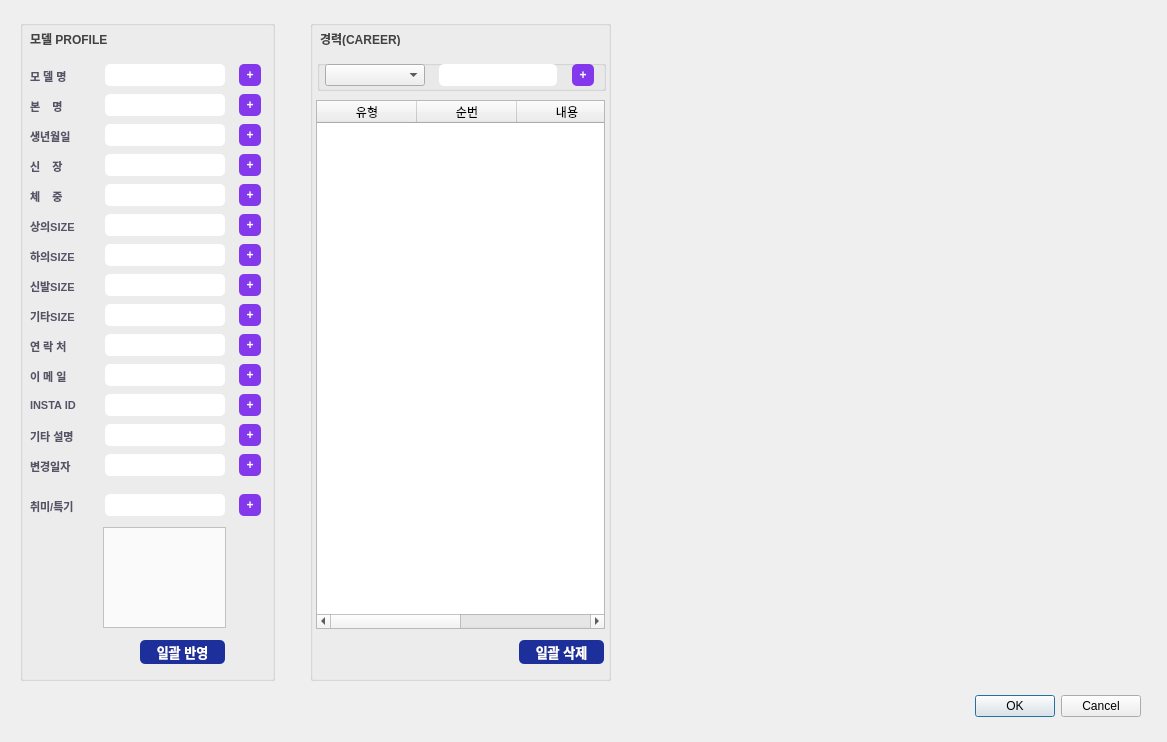
Before: the Qt Designer form model_manager/model_info_window.ui in ahns13/model_mng_program, drawn with Qt 5.
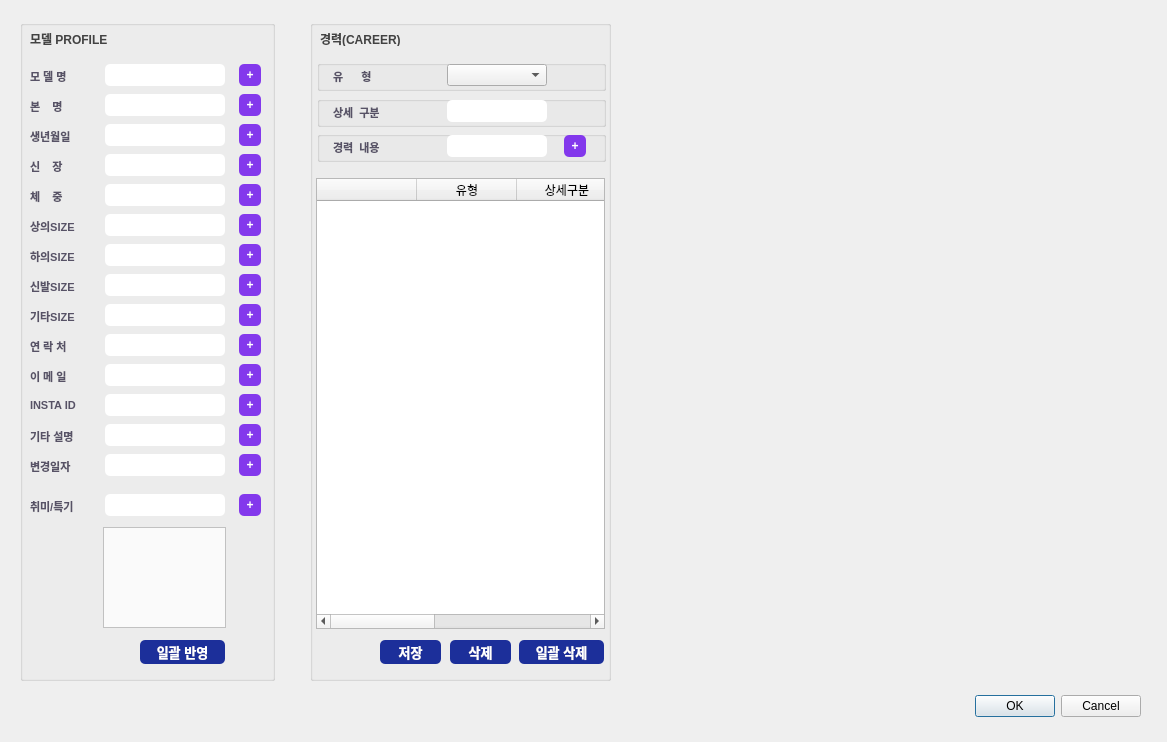
After: the same form once the commit is applied.

```diff
--- a/model_manager/model_info_window.ui
+++ b/model_manager/model_info_window.ui
@@ -1248,47 +1248,10 @@
     <property name="title">
      <string/>
     </property>
-    <widget class="QPushButton" name="btn_career_insert">
+    <widget class="QComboBox" name="comboBox_career_type">
      <property name="geometry">
       <rect>
-       <x>255</x>
-       <y>4</y>
-       <width>22</width>
-       <height>22</height>
-      </rect>
-     </property>
-     <property name="cursor">
-      <cursorShape>PointingHandCursor</cursorShape>
-     </property>
-     <property name="styleSheet">
-      <string notr="true">font-weight: bold;
-color: white;
-background-color: rgb(131, 56, 236);
-border-radius: 5px;
-cursor: pointer;</string>
-     </property>
-     <property name="text">
-      <string>+</string>
-     </property>
-    </widget>
-    <widget class="QLineEdit" name="lineEdit_career_insert">
-     <property name="geometry">
-      <rect>
-       <x>122</x>
-       <y>4</y>
-       <width>118</width>
-       <height>22</height>
-      </rect>
-     </property>
-     <property name="styleSheet">
-      <string notr="true">background-color: rgb(255, 255, 255);
-border-radius: 5px;</string>
-     </property>
-    </widget>
-    <widget class="QComboBox" name="comboBox_career_insert">
-     <property name="geometry">
-      <rect>
-       <x>8</x>
+       <x>130</x>
        <y>4</y>
        <width>100</width>
        <height>22</height>
@@ -1304,24 +1267,50 @@
       <bool>true</bool>
      </property>
     </widget>
+    <widget class="QLabel" name="label_career_type">
+     <property name="geometry">
+      <rect>
+       <x>16</x>
+       <y>8</y>
+       <width>71</width>
+       <height>16</height>
+      </rect>
+     </property>
+     <property name="styleSheet">
+      <string notr="true">border: none;</string>
+     </property>
+     <property name="text">
+      <string>&lt;html&gt;&lt;head/&gt;&lt;body&gt;&lt;p align=&quot;justify&quot;&gt;&lt;span style=&quot; font-size:8pt; font-weight:600; color:#575266;&quot;&gt;유&amp;nbsp;&amp;nbsp;&amp;nbsp;&amp;nbsp;&amp;nbsp;&amp;nbsp;형&lt;/span&gt;&lt;/p&gt;&lt;/body&gt;&lt;/html&gt;</string>
+     </property>
+    </widget>
    </widget>
    <widget class="QTableWidget" name="tableWidget_career">
     <property name="geometry">
      <rect>
       <x>6</x>
-      <y>80</y>
+      <y>158</y>
       <width>289</width>
-      <height>529</height>
+      <height>451</height>
      </rect>
     </property>
     <property name="editTriggers">
      <set>QAbstractItemView::CurrentChanged|QAbstractItemView::DoubleClicked</set>
     </property>
+    <column>
+     <property name="text">
+      <string/>
+     </property>
+    </column>
     <column>
      <property name="text">
       <string>유형</string>
      </property>
     </column>
+    <column>
+     <property name="text">
+      <string>상세구분</string>
+     </property>
+    </column>
     <column>
      <property name="text">
       <string>순번</string>
@@ -1332,11 +1321,169 @@
       <string>내용</string>
      </property>
     </column>
-    <column>
+   </widget>
+   <widget class="QGroupBox" name="groupBox_career_detail_gubun">
+    <property name="geometry">
+     <rect>
+      <x>7</x>
+      <y>76</y>
+      <width>289</width>
+      <height>31</height>
+     </rect>
+    </property>
+    <property name="styleSheet">
+     <string notr="true"/>
+    </property>
+    <property name="title">
+     <string/>
+    </property>
+    <widget class="QLabel" name="label_career_detail_gubun">
+     <property name="geometry">
+      <rect>
+       <x>16</x>
+       <y>8</y>
+       <width>71</width>
+       <height>16</height>
+      </rect>
+     </property>
+     <property name="styleSheet">
+      <string notr="true">border: none;</string>
+     </property>
      <property name="text">
-      <string>삭제</string>
+      <string>&lt;html&gt;&lt;head/&gt;&lt;body&gt;&lt;p align=&quot;justify&quot;&gt;&lt;span style=&quot; font-size:8pt; font-weight:600; color:#575266;&quot;&gt;상세&amp;nbsp;&amp;nbsp;구분&lt;/span&gt;&lt;/p&gt;&lt;/body&gt;&lt;/html&gt;</string>
      </property>
-    </column>
+    </widget>
+    <widget class="QLineEdit" name="lineEdit_career_detail_gubun">
+     <property name="geometry">
+      <rect>
+       <x>130</x>
+       <y>4</y>
+       <width>100</width>
+       <height>22</height>
+      </rect>
+     </property>
+     <property name="styleSheet">
+      <string notr="true">background-color: rgb(255, 255, 255);
+border-radius: 5px;</string>
+     </property>
+    </widget>
+   </widget>
+   <widget class="QGroupBox" name="groupBox_career_insert_item">
+    <property name="geometry">
+     <rect>
+      <x>7</x>
+      <y>111</y>
+      <width>289</width>
+      <height>31</height>
+     </rect>
+    </property>
+    <property name="styleSheet">
+     <string notr="true"/>
+    </property>
+    <property name="title">
+     <string/>
+    </property>
+    <widget class="QLabel" name="label_career_insert_item">
+     <property name="geometry">
+      <rect>
+       <x>16</x>
+       <y>8</y>
+       <width>71</width>
+       <height>16</height>
+      </rect>
+     </property>
+     <property name="styleSheet">
+      <string notr="true">border: none;</string>
+     </property>
+     <property name="text">
+      <string>&lt;html&gt;&lt;head/&gt;&lt;body&gt;&lt;p align=&quot;justify&quot;&gt;&lt;span style=&quot; font-size:8pt; font-weight:600; color:#575266;&quot;&gt;경력&amp;nbsp;&amp;nbsp;내용&lt;/span&gt;&lt;/p&gt;&lt;/body&gt;&lt;/html&gt;</string>
+     </property>
+    </widget>
+    <widget class="QPushButton" name="btn_career_insert">
+     <property name="geometry">
+      <rect>
+       <x>247</x>
+       <y>4</y>
+       <width>22</width>
+       <height>22</height>
+      </rect>
+     </property>
+     <property name="cursor">
+      <cursorShape>PointingHandCursor</cursorShape>
+     </property>
+     <property name="styleSheet">
+      <string notr="true">font-weight: bold;
+color: white;
+background-color: rgb(131, 56, 236);
+border-radius: 5px;
+cursor: pointer;</string>
+     </property>
+     <property name="text">
+      <string>+</string>
+     </property>
+    </widget>
+    <widget class="QLineEdit" name="lineEdit_career_insert_item">
+     <property name="geometry">
+      <rect>
+       <x>130</x>
+       <y>4</y>
+       <width>100</width>
+       <height>22</height>
+      </rect>
+     </property>
+     <property name="styleSheet">
+      <string notr="true">background-color: rgb(255, 255, 255);
+border-radius: 5px;</string>
+     </property>
+    </widget>
+   </widget>
+   <widget class="QPushButton" name="btn_career_update">
+    <property name="geometry">
+     <rect>
+      <x>70</x>
+      <y>620</y>
+      <width>61</width>
+      <height>24</height>
+     </rect>
+    </property>
+    <property name="cursor">
+     <cursorShape>PointingHandCursor</cursorShape>
+    </property>
+    <property name="styleSheet">
+     <string notr="true">font: 13px;
+font-weight: bold;
+background-color: rgb(28, 47, 154);
+color: white;
+border-radius: 5px;
+cursor: pointer;</string>
+    </property>
+    <property name="text">
+     <string>저장</string>
+    </property>
+   </widget>
+   <widget class="QPushButton" name="btn_career_delete">
+    <property name="geometry">
+     <rect>
+      <x>140</x>
+      <y>620</y>
+      <width>61</width>
+      <height>24</height>
+     </rect>
+    </property>
+    <property name="cursor">
+     <cursorShape>PointingHandCursor</cursorShape>
+    </property>
+    <property name="styleSheet">
+     <string notr="true">font: 13px;
+font-weight: bold;
+background-color: rgb(28, 47, 154);
+color: white;
+border-radius: 5px;
+cursor: pointer;</string>
+    </property>
+    <property name="text">
+     <string>삭제</string>
+    </property>
    </widget>
   </widget>
   <zorder>groupBox_career</zorder>
```
Left out of the diff: 2 changed lines with no effect on the pictures.
